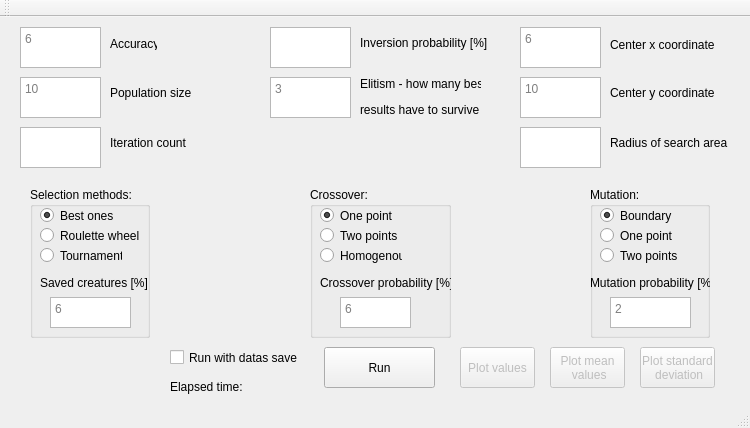
First picture: the form in GenAlgorithm/GenAlgorithm.ui, repository matgrz/GenAlgorithm, before the edit.
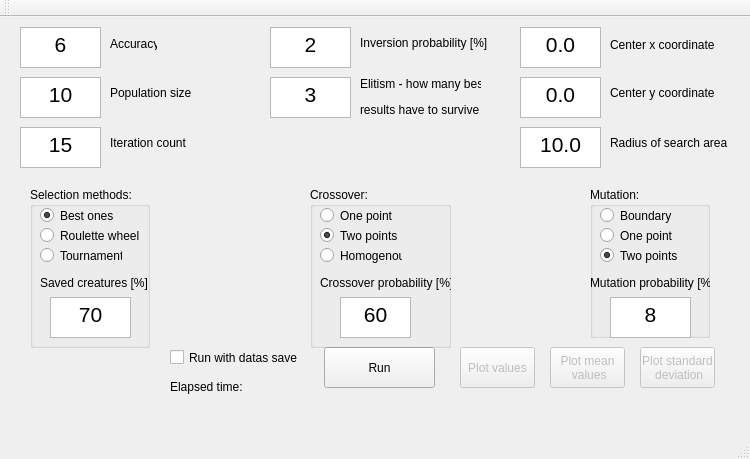
Second picture: the form after the edit.

Diff of the .ui file:
```diff
--- a/GenAlgorithm/GenAlgorithm.ui
+++ b/GenAlgorithm/GenAlgorithm.ui
@@ -10,7 +10,7 @@
     <x>0</x>
     <y>0</y>
     <width>750</width>
-    <height>428</height>
+    <height>459</height>
    </rect>
   </property>
   <property name="windowTitle">
@@ -32,8 +32,20 @@
       <height>41</height>
      </rect>
     </property>
+    <property name="font">
+     <font>
+      <pointsize>16</pointsize>
+     </font>
+    </property>
+    <property name="html">
+     <string>&lt;!DOCTYPE HTML PUBLIC &quot;-//W3C//DTD HTML 4.0//EN&quot; &quot;http://www.w3.org/TR/REC-html40/strict.dtd&quot;&gt;
+&lt;html&gt;&lt;head&gt;&lt;meta name=&quot;qrichtext&quot; content=&quot;1&quot; /&gt;&lt;style type=&quot;text/css&quot;&gt;
+p, li { white-space: pre-wrap; }
+&lt;/style&gt;&lt;/head&gt;&lt;body style=&quot; font-family:'MS Shell Dlg 2'; font-size:16pt; font-weight:400; font-style:normal;&quot;&gt;
+&lt;p align=&quot;center&quot; style=&quot; margin-top:0px; margin-bottom:0px; margin-left:0px; margin-right:0px; -qt-block-indent:0; text-indent:0px;&quot;&gt;6&lt;/p&gt;&lt;/body&gt;&lt;/html&gt;</string>
+    </property>
     <property name="placeholderText">
-     <string>6</string>
+     <string/>
     </property>
    </widget>
    <widget class="QPushButton" name="pushButtonRun">
@@ -58,8 +70,20 @@
       <height>41</height>
      </rect>
     </property>
+    <property name="font">
+     <font>
+      <pointsize>16</pointsize>
+     </font>
+    </property>
+    <property name="html">
+     <string>&lt;!DOCTYPE HTML PUBLIC &quot;-//W3C//DTD HTML 4.0//EN&quot; &quot;http://www.w3.org/TR/REC-html40/strict.dtd&quot;&gt;
+&lt;html&gt;&lt;head&gt;&lt;meta name=&quot;qrichtext&quot; content=&quot;1&quot; /&gt;&lt;style type=&quot;text/css&quot;&gt;
+p, li { white-space: pre-wrap; }
+&lt;/style&gt;&lt;/head&gt;&lt;body style=&quot; font-family:'MS Shell Dlg 2'; font-size:16pt; font-weight:400; font-style:normal;&quot;&gt;
+&lt;p align=&quot;center&quot; style=&quot; margin-top:0px; margin-bottom:0px; margin-left:0px; margin-right:0px; -qt-block-indent:0; text-indent:0px;&quot;&gt;10&lt;/p&gt;&lt;/body&gt;&lt;/html&gt;</string>
+    </property>
     <property name="placeholderText">
-     <string>10</string>
+     <string/>
     </property>
    </widget>
    <widget class="QTextEdit" name="textEditGenerationCount">
@@ -71,6 +95,18 @@
       <height>41</height>
      </rect>
     </property>
+    <property name="font">
+     <font>
+      <pointsize>16</pointsize>
+     </font>
+    </property>
+    <property name="html">
+     <string>&lt;!DOCTYPE HTML PUBLIC &quot;-//W3C//DTD HTML 4.0//EN&quot; &quot;http://www.w3.org/TR/REC-html40/strict.dtd&quot;&gt;
+&lt;html&gt;&lt;head&gt;&lt;meta name=&quot;qrichtext&quot; content=&quot;1&quot; /&gt;&lt;style type=&quot;text/css&quot;&gt;
+p, li { white-space: pre-wrap; }
+&lt;/style&gt;&lt;/head&gt;&lt;body style=&quot; font-family:'MS Shell Dlg 2'; font-size:16pt; font-weight:400; font-style:normal;&quot;&gt;
+&lt;p align=&quot;center&quot; style=&quot; margin-top:0px; margin-bottom:0px; margin-left:0px; margin-right:0px; -qt-block-indent:0; text-indent:0px;&quot;&gt;15&lt;/p&gt;&lt;/body&gt;&lt;/html&gt;</string>
+    </property>
    </widget>
    <widget class="QTextEdit" name="textEditStrategyPercent">
     <property name="geometry">
@@ -81,8 +117,20 @@
       <height>41</height>
      </rect>
     </property>
+    <property name="font">
+     <font>
+      <pointsize>16</pointsize>
+     </font>
+    </property>
+    <property name="html">
+     <string>&lt;!DOCTYPE HTML PUBLIC &quot;-//W3C//DTD HTML 4.0//EN&quot; &quot;http://www.w3.org/TR/REC-html40/strict.dtd&quot;&gt;
+&lt;html&gt;&lt;head&gt;&lt;meta name=&quot;qrichtext&quot; content=&quot;1&quot; /&gt;&lt;style type=&quot;text/css&quot;&gt;
+p, li { white-space: pre-wrap; }
+&lt;/style&gt;&lt;/head&gt;&lt;body style=&quot; font-family:'MS Shell Dlg 2'; font-size:16pt; font-weight:400; font-style:normal;&quot;&gt;
+&lt;p align=&quot;center&quot; style=&quot; margin-top:0px; margin-bottom:0px; margin-left:0px; margin-right:0px; -qt-block-indent:0; text-indent:0px;&quot;&gt;3&lt;/p&gt;&lt;/body&gt;&lt;/html&gt;</string>
+    </property>
     <property name="placeholderText">
-     <string>3</string>
+     <string/>
     </property>
    </widget>
    <widget class="QTextEdit" name="textEditInversionProbability">
@@ -94,6 +142,18 @@
       <height>41</height>
      </rect>
     </property>
+    <property name="font">
+     <font>
+      <pointsize>16</pointsize>
+     </font>
+    </property>
+    <property name="html">
+     <string>&lt;!DOCTYPE HTML PUBLIC &quot;-//W3C//DTD HTML 4.0//EN&quot; &quot;http://www.w3.org/TR/REC-html40/strict.dtd&quot;&gt;
+&lt;html&gt;&lt;head&gt;&lt;meta name=&quot;qrichtext&quot; content=&quot;1&quot; /&gt;&lt;style type=&quot;text/css&quot;&gt;
+p, li { white-space: pre-wrap; }
+&lt;/style&gt;&lt;/head&gt;&lt;body style=&quot; font-family:'MS Shell Dlg 2'; font-size:16pt; font-weight:400; font-style:normal;&quot;&gt;
+&lt;p align=&quot;center&quot; style=&quot; margin-top:0px; margin-bottom:0px; margin-left:0px; margin-right:0px; -qt-block-indent:0; text-indent:0px;&quot;&gt;2&lt;/p&gt;&lt;/body&gt;&lt;/html&gt;</string>
+    </property>
    </widget>
    <widget class="QGroupBox" name="groupBoxSelectionMethods">
     <property name="geometry">
@@ -101,7 +161,7 @@
       <x>30</x>
       <y>170</y>
       <width>120</width>
-      <height>151</height>
+      <height>161</height>
      </rect>
     </property>
     <property name="title">
@@ -158,11 +218,23 @@
        <x>20</x>
        <y>110</y>
        <width>81</width>
-       <height>31</height>
+       <height>41</height>
       </rect>
      </property>
+     <property name="font">
+      <font>
+       <pointsize>16</pointsize>
+      </font>
+     </property>
+     <property name="html">
+      <string>&lt;!DOCTYPE HTML PUBLIC &quot;-//W3C//DTD HTML 4.0//EN&quot; &quot;http://www.w3.org/TR/REC-html40/strict.dtd&quot;&gt;
+&lt;html&gt;&lt;head&gt;&lt;meta name=&quot;qrichtext&quot; content=&quot;1&quot; /&gt;&lt;style type=&quot;text/css&quot;&gt;
+p, li { white-space: pre-wrap; }
+&lt;/style&gt;&lt;/head&gt;&lt;body style=&quot; font-family:'MS Shell Dlg 2'; font-size:16pt; font-weight:400; font-style:normal;&quot;&gt;
+&lt;p align=&quot;center&quot; style=&quot; margin-top:0px; margin-bottom:0px; margin-left:0px; margin-right:0px; -qt-block-indent:0; text-indent:0px;&quot;&gt;70&lt;/p&gt;&lt;/body&gt;&lt;/html&gt;</string>
+     </property>
      <property name="placeholderText">
-      <string>6</string>
+      <string/>
      </property>
     </widget>
     <widget class="QLabel" name="labelSelectionInfo">
@@ -185,7 +257,7 @@
       <x>310</x>
       <y>170</y>
       <width>141</width>
-      <height>151</height>
+      <height>161</height>
      </rect>
     </property>
     <property name="title">
@@ -204,7 +276,7 @@
       <string>One point</string>
      </property>
      <property name="checked">
-      <bool>true</bool>
+      <bool>false</bool>
      </property>
     </widget>
     <widget class="QRadioButton" name="radioButtonRecomb2">
@@ -219,6 +291,9 @@
      <property name="text">
       <string>Two points</string>
      </property>
+     <property name="checked">
+      <bool>true</bool>
+     </property>
     </widget>
     <widget class="QRadioButton" name="radioButtonRecomb4">
      <property name="geometry">
@@ -239,11 +314,23 @@
        <x>30</x>
        <y>110</y>
        <width>71</width>
-       <height>31</height>
+       <height>41</height>
       </rect>
      </property>
+     <property name="font">
+      <font>
+       <pointsize>16</pointsize>
+      </font>
+     </property>
+     <property name="html">
+      <string>&lt;!DOCTYPE HTML PUBLIC &quot;-//W3C//DTD HTML 4.0//EN&quot; &quot;http://www.w3.org/TR/REC-html40/strict.dtd&quot;&gt;
+&lt;html&gt;&lt;head&gt;&lt;meta name=&quot;qrichtext&quot; content=&quot;1&quot; /&gt;&lt;style type=&quot;text/css&quot;&gt;
+p, li { white-space: pre-wrap; }
+&lt;/style&gt;&lt;/head&gt;&lt;body style=&quot; font-family:'MS Shell Dlg 2'; font-size:16pt; font-weight:400; font-style:normal;&quot;&gt;
+&lt;p align=&quot;center&quot; style=&quot; margin-top:0px; margin-bottom:0px; margin-left:0px; margin-right:0px; -qt-block-indent:0; text-indent:0px;&quot;&gt;60&lt;/p&gt;&lt;/body&gt;&lt;/html&gt;</string>
+     </property>
      <property name="placeholderText">
-      <string>6</string>
+      <string/>
      </property>
     </widget>
     <widget class="QLabel" name="labelCrossoverInfo">
@@ -285,7 +372,7 @@
       <string>Boundary</string>
      </property>
      <property name="checked">
-      <bool>true</bool>
+      <bool>false</bool>
      </property>
     </widget>
     <widget class="QRadioButton" name="radioButtonMutation2">
@@ -313,6 +400,9 @@
      <property name="text">
       <string>Two points</string>
      </property>
+     <property name="checked">
+      <bool>true</bool>
+     </property>
     </widget>
     <widget class="QLabel" name="labelMutationInfo">
      <property name="geometry">
@@ -333,11 +423,18 @@
        <x>20</x>
        <y>110</y>
        <width>81</width>
-       <height>31</height>
+       <height>41</height>
       </rect>
      </property>
+     <property name="html">
+      <string>&lt;!DOCTYPE HTML PUBLIC &quot;-//W3C//DTD HTML 4.0//EN&quot; &quot;http://www.w3.org/TR/REC-html40/strict.dtd&quot;&gt;
+&lt;html&gt;&lt;head&gt;&lt;meta name=&quot;qrichtext&quot; content=&quot;1&quot; /&gt;&lt;style type=&quot;text/css&quot;&gt;
+p, li { white-space: pre-wrap; }
+&lt;/style&gt;&lt;/head&gt;&lt;body style=&quot; font-family:'MS Shell Dlg 2'; font-size:8.25pt; font-weight:400; font-style:normal;&quot;&gt;
+&lt;p align=&quot;center&quot; style=&quot; margin-top:0px; margin-bottom:0px; margin-left:0px; margin-right:0px; -qt-block-indent:0; text-indent:0px;&quot;&gt;&lt;span style=&quot; font-size:16pt;&quot;&gt;8&lt;/span&gt;&lt;/p&gt;&lt;/body&gt;&lt;/html&gt;</string>
+     </property>
      <property name="placeholderText">
-      <string>2</string>
+      <string/>
      </property>
     </widget>
    </widget>
@@ -527,6 +624,18 @@
       <height>41</height>
      </rect>
     </property>
+    <property name="font">
+     <font>
+      <pointsize>16</pointsize>
+     </font>
+    </property>
+    <property name="html">
+     <string>&lt;!DOCTYPE HTML PUBLIC &quot;-//W3C//DTD HTML 4.0//EN&quot; &quot;http://www.w3.org/TR/REC-html40/strict.dtd&quot;&gt;
+&lt;html&gt;&lt;head&gt;&lt;meta name=&quot;qrichtext&quot; content=&quot;1&quot; /&gt;&lt;style type=&quot;text/css&quot;&gt;
+p, li { white-space: pre-wrap; }
+&lt;/style&gt;&lt;/head&gt;&lt;body style=&quot; font-family:'MS Shell Dlg 2'; font-size:16pt; font-weight:400; font-style:normal;&quot;&gt;
+&lt;p align=&quot;center&quot; style=&quot; margin-top:0px; margin-bottom:0px; margin-left:0px; margin-right:0px; -qt-block-indent:0; text-indent:0px;&quot;&gt;10.0&lt;/p&gt;&lt;/body&gt;&lt;/html&gt;</string>
+    </property>
    </widget>
    <widget class="QLabel" name="labelPopSize_2">
     <property name="geometry">
@@ -550,8 +659,20 @@
       <height>41</height>
      </rect>
     </property>
+    <property name="font">
+     <font>
+      <pointsize>16</pointsize>
+     </font>
+    </property>
+    <property name="html">
+     <string>&lt;!DOCTYPE HTML PUBLIC &quot;-//W3C//DTD HTML 4.0//EN&quot; &quot;http://www.w3.org/TR/REC-html40/strict.dtd&quot;&gt;
+&lt;html&gt;&lt;head&gt;&lt;meta name=&quot;qrichtext&quot; content=&quot;1&quot; /&gt;&lt;style type=&quot;text/css&quot;&gt;
+p, li { white-space: pre-wrap; }
+&lt;/style&gt;&lt;/head&gt;&lt;body style=&quot; font-family:'MS Shell Dlg 2'; font-size:16pt; font-weight:400; font-style:normal;&quot;&gt;
+&lt;p align=&quot;center&quot; style=&quot; margin-top:0px; margin-bottom:0px; margin-left:0px; margin-right:0px; -qt-block-indent:0; text-indent:0px;&quot;&gt;0.0&lt;/p&gt;&lt;/body&gt;&lt;/html&gt;</string>
+    </property>
     <property name="placeholderText">
-     <string>10</string>
+     <string/>
     </property>
    </widget>
    <widget class="QLabel" name="labelCenterX">
@@ -576,8 +697,20 @@
       <height>41</height>
      </rect>
     </property>
+    <property name="font">
+     <font>
+      <pointsize>16</pointsize>
+     </font>
+    </property>
+    <property name="html">
+     <string>&lt;!DOCTYPE HTML PUBLIC &quot;-//W3C//DTD HTML 4.0//EN&quot; &quot;http://www.w3.org/TR/REC-html40/strict.dtd&quot;&gt;
+&lt;html&gt;&lt;head&gt;&lt;meta name=&quot;qrichtext&quot; content=&quot;1&quot; /&gt;&lt;style type=&quot;text/css&quot;&gt;
+p, li { white-space: pre-wrap; }
+&lt;/style&gt;&lt;/head&gt;&lt;body style=&quot; font-family:'MS Shell Dlg 2'; font-size:16pt; font-weight:400; font-style:normal;&quot;&gt;
+&lt;p align=&quot;center&quot; style=&quot; margin-top:0px; margin-bottom:0px; margin-left:0px; margin-right:0px; -qt-block-indent:0; text-indent:0px;&quot;&gt;0.0&lt;/p&gt;&lt;/body&gt;&lt;/html&gt;</string>
+    </property>
     <property name="placeholderText">
-     <string>6</string>
+     <string/>
     </property>
    </widget>
    <widget class="QLabel" name="labelIterCount_2">
```
Left out of the diff: 19 changed lines with no effect on the pictures.
